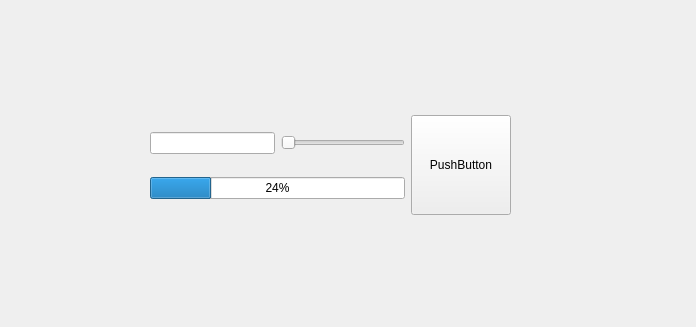
Qt form ui/mediainterface.ui (pade/soundtrack-player) before a commit.
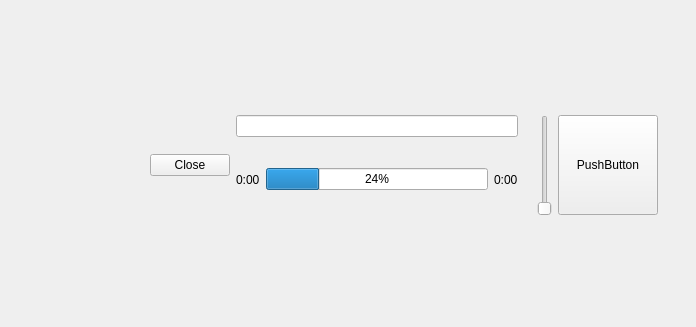
The same form after that commit. Icons and pictures are not drawn.

```diff
--- a/ui/mediainterface.ui
+++ b/ui/mediainterface.ui
@@ -31,7 +31,7 @@
      <rect>
       <x>140</x>
       <y>110</y>
-      <width>381</width>
+      <width>528</width>
       <height>111</height>
      </rect>
     </property>
@@ -48,33 +48,64 @@
      <property name="bottomMargin">
       <number>5</number>
      </property>
+     <item>
+      <widget class="QPushButton" name="closeButton">
+       <property name="text">
+        <string>Close</string>
+       </property>
+      </widget>
+     </item>
      <item>
       <layout class="QVBoxLayout" name="verticalLayout">
+       <item>
+        <widget class="QLineEdit" name="title"/>
+       </item>
        <item>
         <layout class="QHBoxLayout" name="horizontalLayout_2">
          <item>
-          <widget class="QLineEdit" name="lineEdit"/>
+          <widget class="QLabel" name="duration">
+           <property name="text">
+            <string>0:00</string>
+           </property>
+          </widget>
          </item>
          <item>
-          <widget class="QSlider" name="horizontalSlider">
-           <property name="orientation">
-            <enum>Qt::Horizontal</enum>
+          <widget class="QProgressBar" name="progress">
+           <property name="value">
+            <number>24</number>
+           </property>
+          </widget>
+         </item>
+         <item>
+          <widget class="QLabel" name="currentduration">
+           <property name="text">
+            <string>0:00</string>
            </property>
           </widget>
          </item>
         </layout>
        </item>
-       <item>
-        <widget class="QProgressBar" name="progressBar">
-         <property name="value">
-          <number>24</number>
-         </property>
-        </widget>
-       </item>
       </layout>
      </item>
      <item>
-      <widget class="QPushButton" name="pushButton">
+      <widget class="QLabel" name="volumeIcone">
+       <property name="text">
+        <string/>
+       </property>
+       <property name="pixmap">
+        <pixmap>volume.png</pixmap>
+       </property>
+      </widget>
+     </item>
+     <item>
+      <widget class="QSlider" name="volumeSlider">
+       <property name="orientation">
+        <enum>Qt::Vertical</enum>
+       </property>
+      </widget>
+     </item>
+     <item>
+      <widget class="QPushButton" name="actionButton">
        <property name="minimumSize">
         <size>
          <width>100</width>
```
